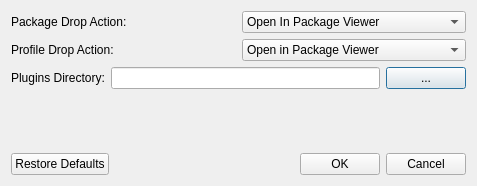
Qt form Velocity/preferencesdialog.ui (hetelek/Velocity) before a commit.
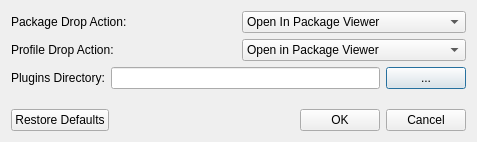
The same form after that commit. Icons and pictures are not drawn.

Diff of the .ui file:
```diff
--- a/Velocity/preferencesdialog.ui
+++ b/Velocity/preferencesdialog.ui
@@ -7,7 +7,7 @@
     <x>0</x>
     <y>0</y>
     <width>477</width>
-    <height>186</height>
+    <height>142</height>
    </rect>
   </property>
   <property name="windowTitle">
```
